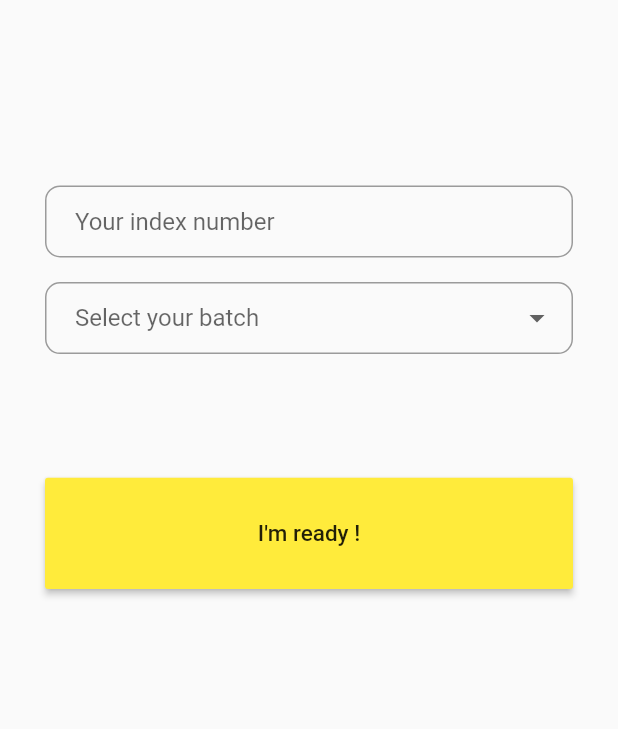
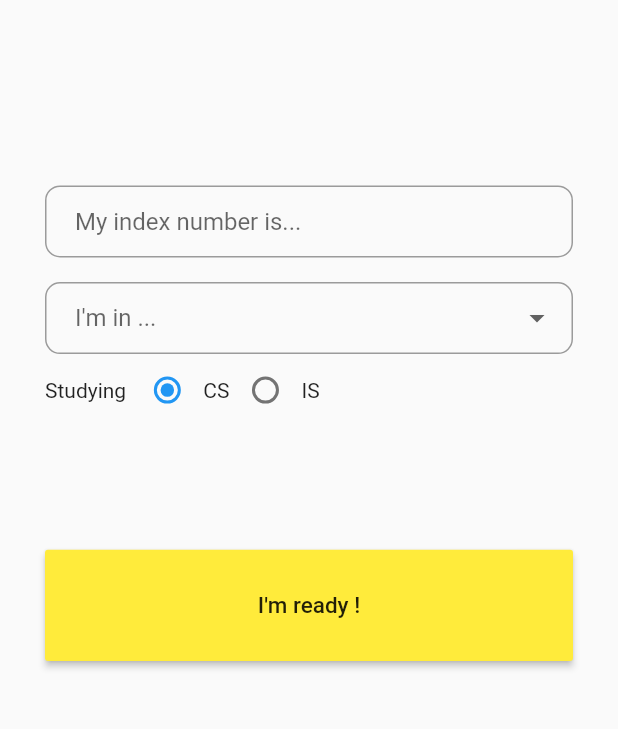
Before and after one commit to UdithaIshan/ShowMyGPA-app, a Flutter app: the screen it shows after launch, on a phone screen of 412 x 824 dp, the part 412-1141 px from its top. Run offline on Flutter 3.47's test engine with Material 2 defaults, Android fonts, the phone set to English and light mode, and no system bars; our stand-ins replace cloud_firestore, firebase_auth, firebase_core, google_sign_in, shared_preferences; accounts and stored records are empty.

Commit message:
radio buttons added for department select

```diff
--- a/lib/screens/home_screen.dart
+++ b/lib/screens/home_screen.dart
@@ -21,7 +21,7 @@ class _HomeState extends State<Home> {
   }
 
   void getResults() async {
-    final results = await _firestore.collection('/ucsc/batch16/cs/').doc('1800068').get();
+    final results = await _firestore.collection('/ucsc/batch16/cs/').doc('18000681').get();
 
       print(results.data());
 
--- a/lib/welcome_screen.dart
+++ b/lib/welcome_screen.dart
@@ -9,9 +9,11 @@ class WelcomeScreen extends StatefulWidget {
 }
 
 class _WelcomeScreenState extends State<WelcomeScreen> {
+
   bool isIndexSet = false;
   bool isBatchSet = false;
 
+  String _dep = 'cs';
   int _value;
   List<DropdownMenuItem<int>> batchList = [];
 
@@ -24,11 +26,11 @@ class _WelcomeScreenState extends State<WelcomeScreen> {
     batchList = [];
 
     batchList.add(DropdownMenuItem(
-      child: Text('16 th batch'),
+      child: Text('16th Batch'),
       value: 0,
     ));
     batchList.add(DropdownMenuItem(
-      child: Text('17 th batch'),
+      child: Text('17th Batch'),
       value: 1,
     ));
   }
@@ -89,7 +91,7 @@ class _WelcomeScreenState extends State<WelcomeScreen> {
                           isIndexSet = true;
                         },
                         decoration: InputDecoration(
-                          hintText: "Your index number",
+                          hintText: "My index number is...",
                           border: OutlineInputBorder(
                             borderSide: BorderSide(
                               color: Colors.red, //this has no effect
@@ -97,7 +99,7 @@ class _WelcomeScreenState extends State<WelcomeScreen> {
                             borderRadius: BorderRadius.circular(10.0),
                           ),
                           contentPadding: EdgeInsets.symmetric(
-                              vertical: 10.0, horizontal: 20.0),
+                              vertical: MediaQuery.of(context).size.height * 0.01, horizontal: 20.0),
                         ),
                       ),
                       SizedBox(
@@ -119,7 +121,7 @@ class _WelcomeScreenState extends State<WelcomeScreen> {
                           isBatchSet = true;
                         },
                         decoration: InputDecoration(
-                          hintText: "Select your batch",
+                          hintText: "I'm in ...",
                           border: OutlineInputBorder(
                             borderSide: BorderSide(
                               color: Colors.red, //this has no effect
@@ -130,6 +132,38 @@ class _WelcomeScreenState extends State<WelcomeScreen> {
                               vertical: 10.0, horizontal: 20.0),
                         ),
                       ),
+                      Container(
+                        child: Row(
+                          mainAxisAlignment: MainAxisAlignment.spaceBetween,
+                          children: <Widget>[
+                            Row(
+                              children: [
+                                Text('Studying '),
+                                Radio(
+                                  value: 'cs',
+                                  groupValue: _dep,
+                                  onChanged: (value) {
+                                    setState(() {
+                                      _dep = value;
+                                    });
+                                  },
+                                ),
+                                Text('CS'),
+                                Radio(
+                                  value: 'is',
+                                  groupValue: _dep,
+                                  onChanged: (value) {
+                                    setState(() {
+                                      _dep = value;
+                                    });
+                                  },
+                                ),
+                                Text('IS'),
+                              ],
+                            ),
+                          ],
+                        ),
+                      ),
                       SizedBox(
                         height: MediaQuery.of(context).size.height * 0.1,
                       ),
@@ -137,6 +171,7 @@ class _WelcomeScreenState extends State<WelcomeScreen> {
                         onPressed: () async {
                           if (isBatchSet && isIndexSet) {
                             final prefs = await SharedPreferences.getInstance();
+                            prefs.setString('dep', _dep);
                             prefs.setBool('autologin', true);
                             print('autologin true');
                             Navigator.push(context, MaterialPageRoute(builder: (BuildContext context) => ScreenSelector()));
```
